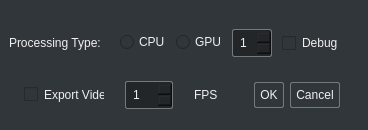
Above: GUI/Export.ui from hannahmunoz/Thesis before the change. Below: the same form after it.
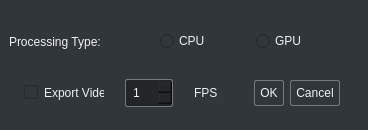
That is the form after the change. Icons and pictures are not drawn.

Diff of the .ui file:
```diff
--- a/GUI/Export.ui
+++ b/GUI/Export.ui
@@ -341,38 +341,6 @@
         </property>
        </widget>
       </item>
-      <item>
-       <widget class="QSpinBox" name="numberofGPU">
-        <property name="maximumSize">
-         <size>
-          <width>40</width>
-          <height>16777215</height>
-         </size>
-        </property>
-        <property name="minimum">
-         <number>1</number>
-        </property>
-       </widget>
-      </item>
-      <item>
-       <widget class="QCheckBox" name="checkBox">
-        <property name="sizePolicy">
-         <sizepolicy hsizetype="Fixed" vsizetype="Fixed">
-          <horstretch>0</horstretch>
-          <verstretch>0</verstretch>
-         </sizepolicy>
-        </property>
-        <property name="maximumSize">
-         <size>
-          <width>60</width>
-          <height>20</height>
-         </size>
-        </property>
-        <property name="text">
-         <string>Debug</string>
-        </property>
-       </widget>
-      </item>
      </layout>
     </widget>
    </item>
```
